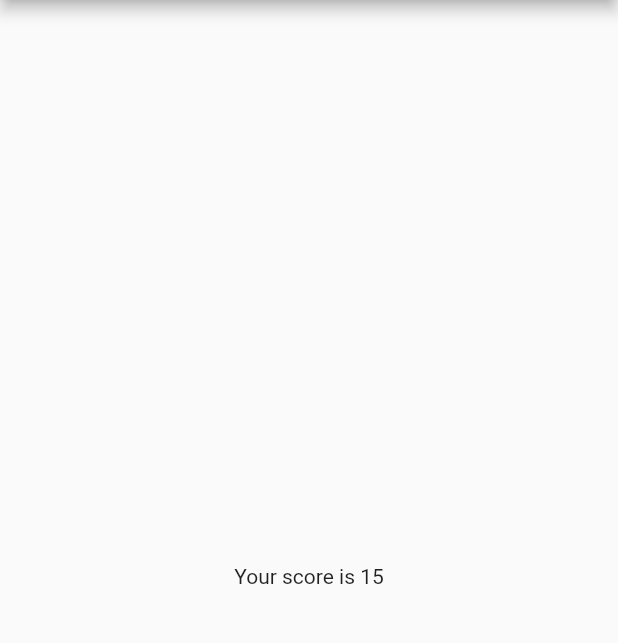
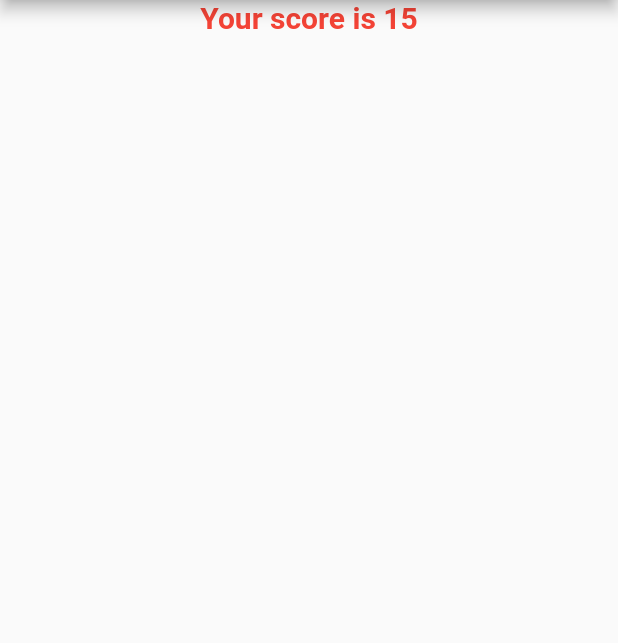
Before and after one commit to Nayemalam110/Quiz-App, a Flutter app: the screen it shows after launch, after a tap on "Red", after a tap on "Football", after a tap on "Evening", on a phone screen of 412 x 824 dp, the part 84-727 px from its top. Run offline on Flutter 3.47's test engine with Material 2 defaults, Android fonts, the phone set to English and light mode, and no system bars.

```diff
--- a/quiz_app/lib/main.dart
+++ b/quiz_app/lib/main.dart
@@ -1,6 +1,8 @@
 import 'package:flutter/material.dart';
 import 'package:quiz_app/answer.dart';
 import 'package:quiz_app/question.dart';
+import 'package:quiz_app/quiz.dart';
+import 'package:quiz_app/result.dart';
 
 void main() {
   runApp(QuizApp());
@@ -56,27 +58,14 @@ class QuizAppState extends State<QuizApp> {
   Widget build(BuildContext context) {
     // TODO: implement build
     return MaterialApp(
+      debugShowCheckedModeBanner: false,
       home: Scaffold(
           appBar: AppBar(
             title: Text('Quiz App'),
           ),
           body: _index < questions.length
-              ? Column(
-                  children: [
-                    Quest(
-                      questions[_index]['questiontext'] as String,
-                    ),
-                    ...(questions[_index]['options']
-                            as List<Map<String, Object>>)
-                        .map((answer) {
-                      return Answer(answer['optionsname'] as String,
-                          () => _changeindex(answer['optionsvalue'] as int));
-                    }).toList()
-                  ],
-                )
-              : Center(
-                  child: Text('Your score is $score'),
-                )),
+              ? Quiz(questions = questions, _index, _changeindex)
+              : Result(score)),
     );
   }
 }
--- /dev/null
+++ b/quiz_app/lib/quiz.dart
@@ -0,0 +1,27 @@
+import 'package:flutter/material.dart';
+import 'answer.dart';
+import 'question.dart';
+
+class Quiz extends StatelessWidget {
+  final List<Map<String, Object>> questions;
+  final int _index;
+  final Function _changeindex;
+
+  Quiz(this.questions, this._index, this._changeindex);
+
+  @override
+  Widget build(BuildContext context) {
+    return Column(
+      children: [
+        Quest(
+          questions[_index]['questiontext'] as String,
+        ),
+        ...(questions[_index]['options'] as List<Map<String, Object>>)
+            .map((answer) {
+          return Answer(answer['optionsname'] as String,
+              () => _changeindex(answer['optionsvalue'] as int));
+        }).toList()
+      ],
+    );
+  }
+}
--- /dev/null
+++ b/quiz_app/lib/result.dart
@@ -0,0 +1,28 @@
+import 'package:flutter/material.dart';
+
+class Result extends StatelessWidget {
+  int score;
+  Result(this.score);
+
+  @override
+  Widget build(BuildContext context) {
+    return Column(
+      children: [
+        Container(),
+        Text(
+          'Your score is $score',
+          style: TextStyle(
+            color: Colors.red,
+            fontWeight: FontWeight.bold,
+            fontSize: 20,
+          ),
+          textAlign: TextAlign.center,
+        ),
+      ],
+    );
+
+    //  Center(
+    //   child: Text('Your score is $score'),
+    // );
+  }
+}
```
